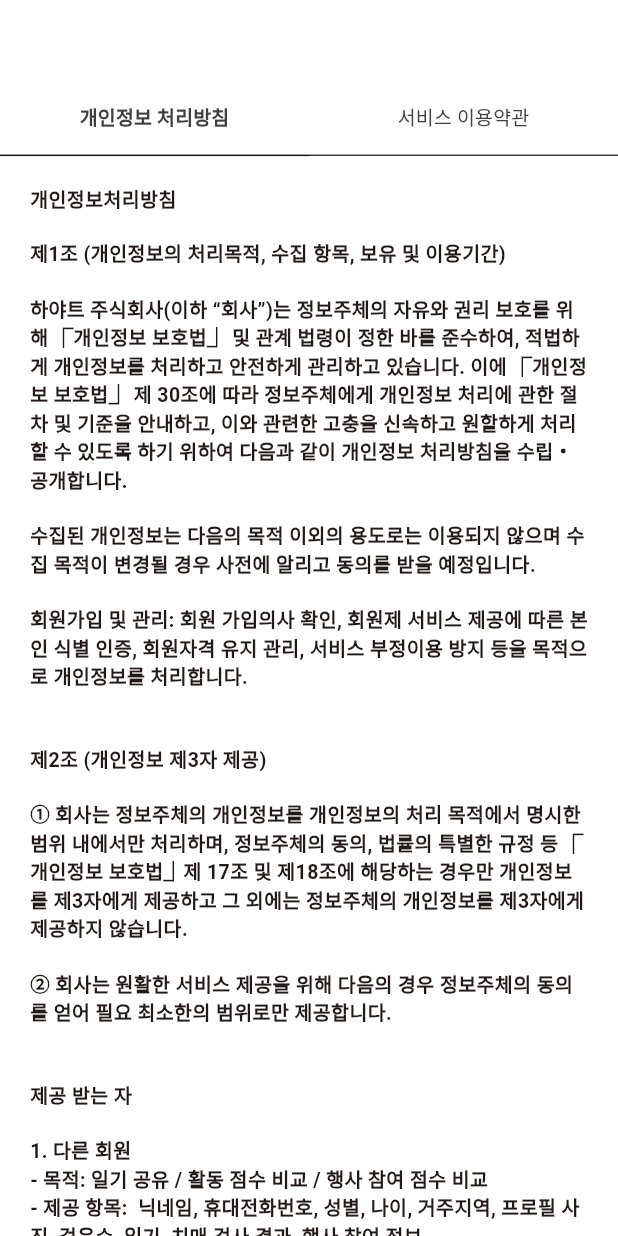
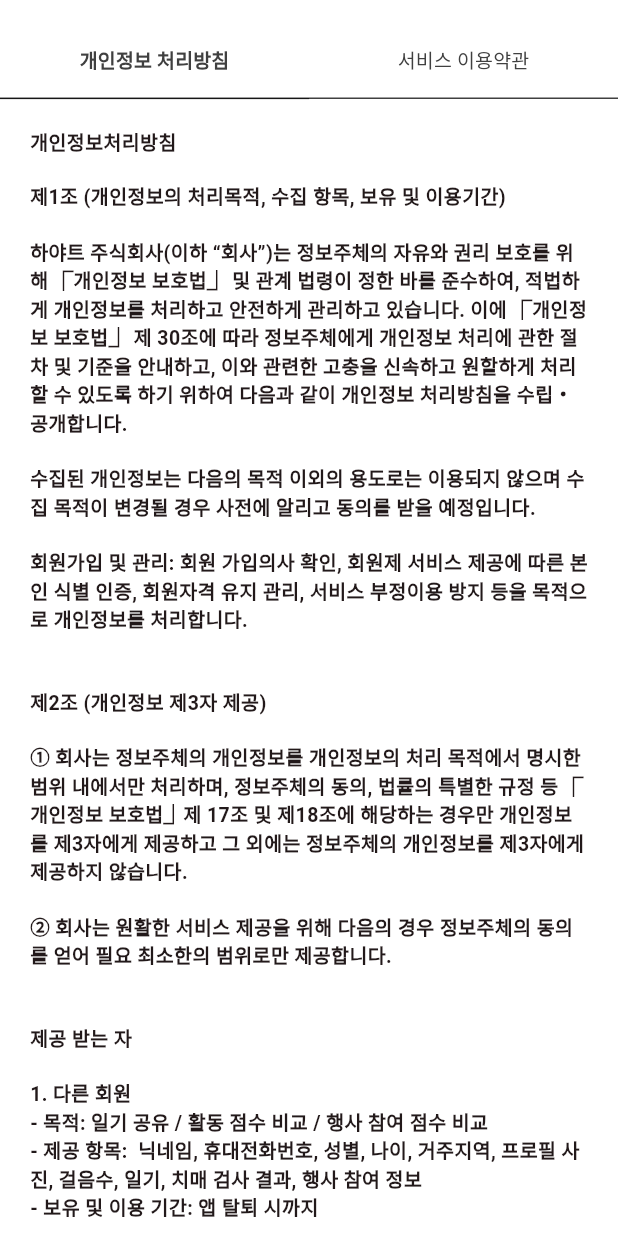
Before and after one commit to hayatshin/hayat_onldocc_rule, a Flutter app: the screen it shows after launch, on a phone screen of 412 x 824 dp. Run offline on Flutter 3.47's test engine with Material 3 defaults, Android fonts, the phone set to English and light mode, and no system bars; Roboto replaces fonts that are missing (Pretendard).

Commit message:
헤더 높이

```diff
--- a/lib/main.dart
+++ b/lib/main.dart
@@ -70,7 +70,9 @@
       child: Scaffold(
         appBar: AppBar(
           backgroundColor: Colors.white,
-          bottom: const TabBar(
+          bottom: const PreferredSize(
+            preferredSize: Size.fromHeight(10.0),
+            child: TabBar(
               tabs: [
                 Tab(
                   text: "개인정보 처리방침",
@@ -79,6 +81,7 @@
                   text: "서비스 이용약관",
                 ),
               ],
+            ),
           ),
         ),
         body: TabBarView(
```
Lines whose indentation alone changed are shown as unchanged.
